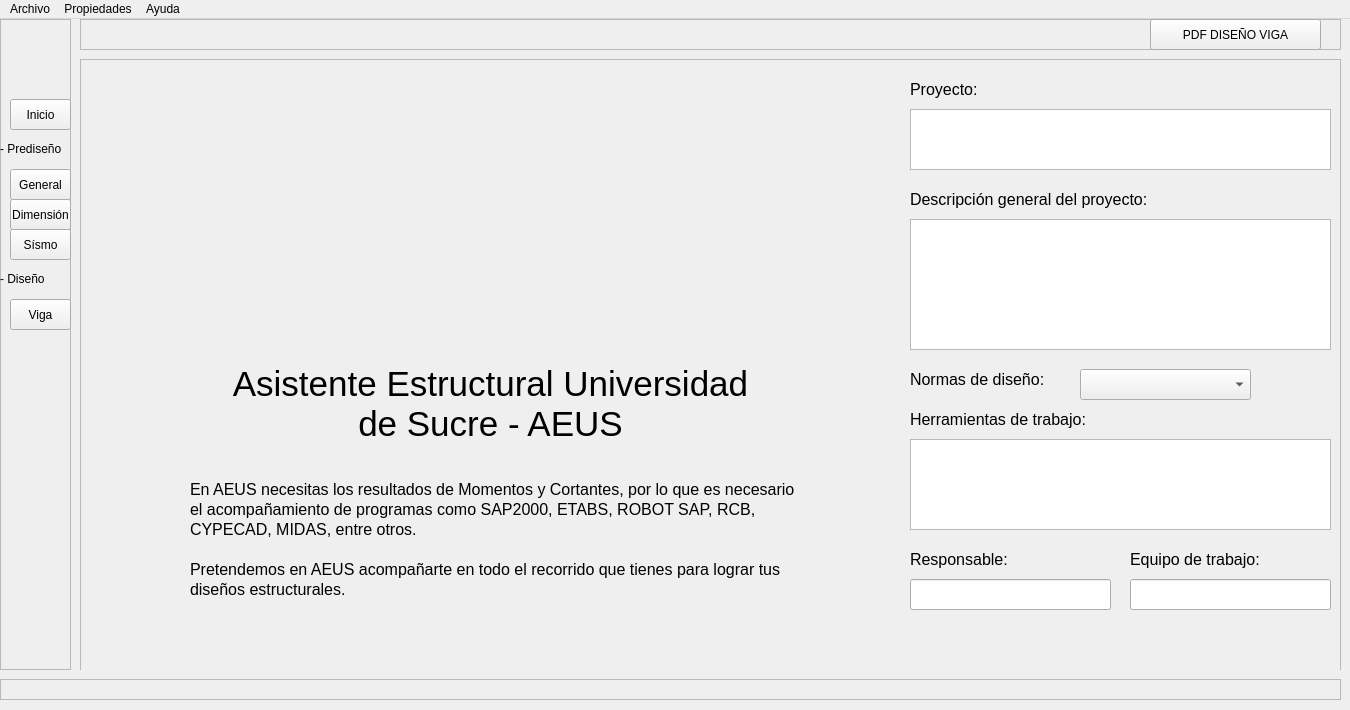
Above: gui/main.ui from aeusucre/aeus before the change. Below: the same form after it.
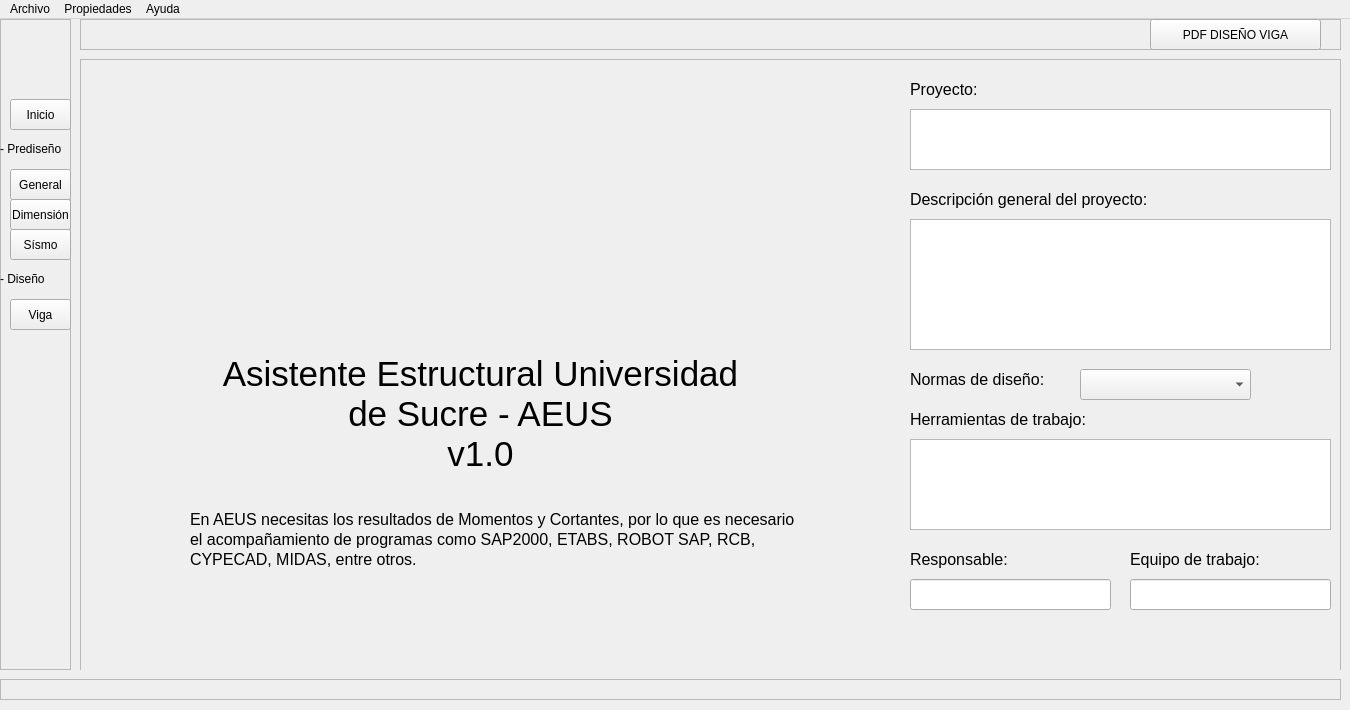
That is the form after the change. Icons and pictures are not drawn.

```diff
--- a/gui/main.ui
+++ b/gui/main.ui
@@ -4383,36 +4383,11 @@
         <string>&lt;html&gt;&lt;head/&gt;&lt;body&gt;&lt;p align=&quot;justify&quot;&gt;&lt;span style=&quot; font-size:12pt;&quot;&gt;Equipo de trabajo:&lt;/span&gt;&lt;/p&gt;&lt;/body&gt;&lt;/html&gt;</string>
        </property>
       </widget>
-      <widget class="QLabel" name="label_logo_grande">
-       <property name="geometry">
-        <rect>
-         <x>270</x>
-         <y>0</y>
-         <width>301</width>
-         <height>301</height>
-        </rect>
-       </property>
-       <property name="styleSheet">
-        <string notr="true"/>
-       </property>
-       <property name="frameShape">
-        <enum>QFrame::NoFrame</enum>
-       </property>
-       <property name="text">
-        <string/>
-       </property>
-       <property name="pixmap">
-        <pixmap resource="../img/imgs.qrc">:/imagenes/logoSARO.png</pixmap>
-       </property>
-       <property name="scaledContents">
-        <bool>true</bool>
-       </property>
-      </widget>
       <widget class="QLabel" name="label_145">
        <property name="geometry">
         <rect>
-         <x>90</x>
-         <y>300</y>
+         <x>80</x>
+         <y>290</y>
          <width>641</width>
          <height>51</height>
         </rect>
@@ -4421,37 +4396,11 @@
         <string>&lt;html&gt;&lt;head/&gt;&lt;body&gt;&lt;p align=&quot;center&quot;&gt;&lt;span style=&quot; font-size:26pt;&quot;&gt;Asistente Estructural Universidad&lt;/span&gt;&lt;/p&gt;&lt;/body&gt;&lt;/html&gt;</string>
        </property>
       </widget>
-      <widget class="QLabel" name="label_147">
-       <property name="geometry">
-        <rect>
-         <x>110</x>
-         <y>500</y>
-         <width>611</width>
-         <height>21</height>
-        </rect>
-       </property>
-       <property name="text">
-        <string>&lt;html&gt;&lt;head/&gt;&lt;body&gt;&lt;p align=&quot;justify&quot;&gt;&lt;span style=&quot; font-size:12pt;&quot;&gt;Pretendemos en AEUS acompañarte en todo el recorrido que tienes para lograr tus&lt;/span&gt;&lt;/p&gt;&lt;/body&gt;&lt;/html&gt;</string>
-       </property>
-      </widget>
-      <widget class="QLabel" name="label_148">
-       <property name="geometry">
-        <rect>
-         <x>110</x>
-         <y>520</y>
-         <width>611</width>
-         <height>21</height>
-        </rect>
-       </property>
-       <property name="text">
-        <string>&lt;html&gt;&lt;head/&gt;&lt;body&gt;&lt;p align=&quot;justify&quot;&gt;&lt;span style=&quot; font-size:12pt;&quot;&gt;diseños estructurales.&lt;/span&gt;&lt;/p&gt;&lt;/body&gt;&lt;/html&gt;</string>
-       </property>
-      </widget>
       <widget class="QLabel" name="label_149">
        <property name="geometry">
         <rect>
          <x>110</x>
-         <y>420</y>
+         <y>450</y>
          <width>611</width>
          <height>21</height>
         </rect>
@@ -4464,7 +4413,7 @@
        <property name="geometry">
         <rect>
          <x>110</x>
-         <y>440</y>
+         <y>470</y>
          <width>611</width>
          <height>21</height>
         </rect>
@@ -4500,7 +4449,7 @@
        <property name="geometry">
         <rect>
          <x>110</x>
-         <y>460</y>
+         <y>490</y>
          <width>611</width>
          <height>21</height>
         </rect>
@@ -4512,8 +4461,8 @@
       <widget class="QLabel" name="label_350">
        <property name="geometry">
         <rect>
-         <x>90</x>
-         <y>340</y>
+         <x>80</x>
+         <y>330</y>
          <width>641</width>
          <height>51</height>
         </rect>
@@ -4532,6 +4481,38 @@
         </rect>
        </property>
       </widget>
+      <widget class="QLabel" name="label_396">
+       <property name="geometry">
+        <rect>
+         <x>80</x>
+         <y>370</y>
+         <width>641</width>
+         <height>51</height>
+        </rect>
+       </property>
+       <property name="text">
+        <string>&lt;html&gt;&lt;head/&gt;&lt;body&gt;&lt;p align=&quot;center&quot;&gt;&lt;span style=&quot; font-size:26pt;&quot;&gt;v1.0&lt;/span&gt;&lt;/p&gt;&lt;/body&gt;&lt;/html&gt;</string>
+       </property>
+      </widget>
+      <widget class="QLabel" name="label_logo_grande">
+       <property name="geometry">
+        <rect>
+         <x>260</x>
+         <y>10</y>
+         <width>291</width>
+         <height>281</height>
+        </rect>
+       </property>
+       <property name="text">
+        <string/>
+       </property>
+       <property name="pixmap">
+        <pixmap resource="../img/resource.qrc">:/imagenes/logo.png</pixmap>
+       </property>
+       <property name="scaledContents">
+        <bool>true</bool>
+       </property>
+      </widget>
      </widget>
     </widget>
     <widget class="QWidget" name="GENERAL_2">
```
Left out of the diff: 4 changed lines with no effect on the pictures.
